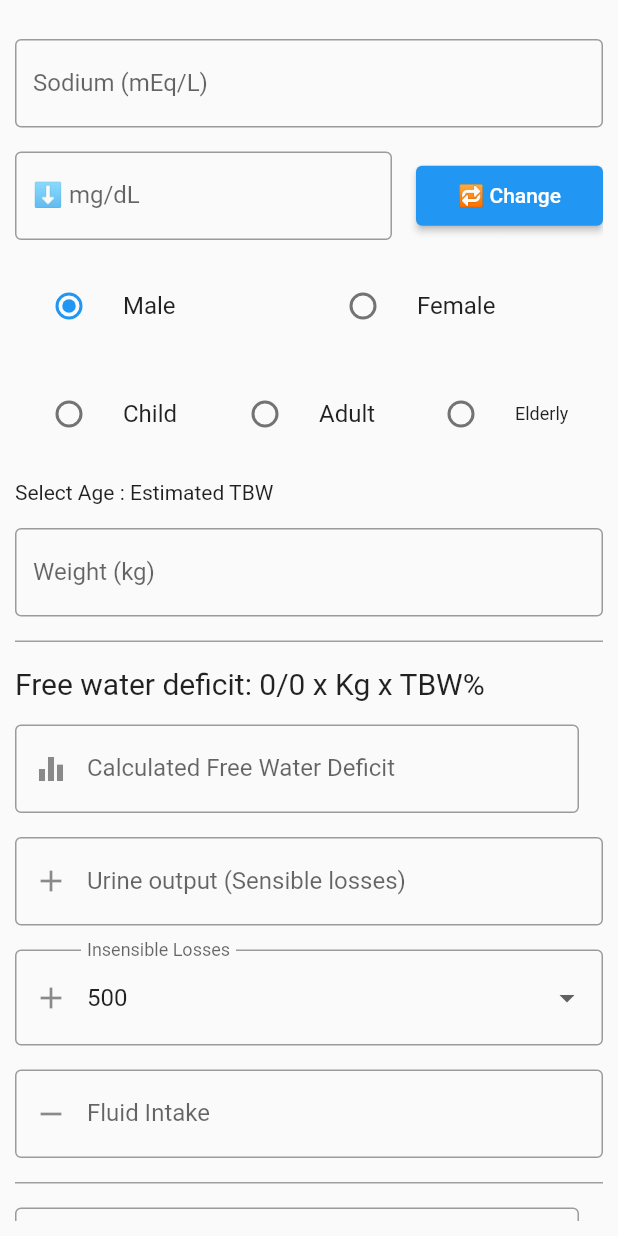
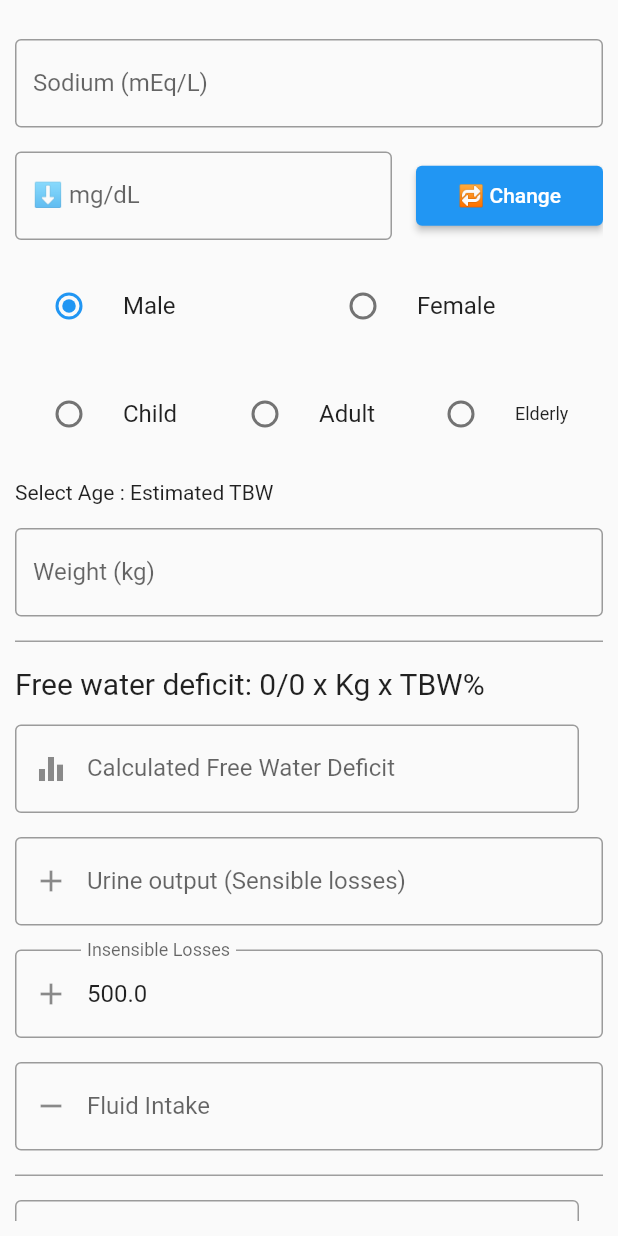
Before and after one commit to niccoreyes/IVFcalculator, a Flutter app: the screen it shows after launch, on a phone screen of 412 x 824 dp. Run offline on Flutter 3.47's test engine with Material 2 defaults, Android fonts, the phone set to English and light mode, and no system bars; our stand-ins replace liquid_progress_indicator.

Commit message:
updated confusing indicator and change insensible

```diff
--- a/lib/main.dart
+++ b/lib/main.dart
@@ -365,31 +365,47 @@ class _MyHomePageState extends State<MyHomePage> {
               }),
             ),
             const SizedBox(height: 16.0),
-            DropdownButtonFormField(
-                decoration: const InputDecoration(
-                    prefixIcon: Icon(Icons.add),
-                    labelText: "Insensible Losses",
-                    border: OutlineInputBorder()),
-                value: selectInsensible,
-                items: insensibleLosses
-                    .map((item) => DropdownMenuItem<String>(
-                        value: item,
-                        child: Text(
-                          item,
-                          style: const TextStyle(fontSize: 16),
-                        )))
-                    .toList(),
-                onChanged: (item) {
-                  setState(() {
-                    selectInsensible = item;
-                    if (selectInsensible != null) {
-                      try {
-                        insensibleVal = double.parse(selectInsensible!);
-                      } catch (e) {}
-                      totalSum();
-                    }
-                  });
-                }),
+            TextFormField(
+              decoration: const InputDecoration(
+                  border: OutlineInputBorder(),
+                  labelText: 'Insensible Losses',
+                  prefixIcon: Icon(Icons.add)),
+              keyboardType: TextInputType.number,
+              initialValue: insensibleVal == 0 ? "" : insensibleVal.toString(),
+              onChanged: (value) => setState(() {
+                try {
+                  insensibleVal = double.parse(value);
+                } catch (e) {
+                  insensibleVal = 0.00;
+                }
+                totalSum();
+              }),
+            ),
+            // DropdownButtonFormField(
+            //     decoration: const InputDecoration(
+            //         prefixIcon: Icon(Icons.add),
+            //         labelText: "Insensible Losses",
+            //         border: OutlineInputBorder()),
+            //     value: selectInsensible,
+            //     items: insensibleLosses
+            //         .map((item) => DropdownMenuItem<String>(
+            //             value: item,
+            //             child: Text(
+            //               item,
+            //               style: const TextStyle(fontSize: 16),
+            //             )))
+            //         .toList(),
+            //     onChanged: (item) {
+            //       setState(() {
+            //         selectInsensible = item;
+            //         if (selectInsensible != null) {
+            //           try {
+            //             insensibleVal = double.parse(selectInsensible!);
+            //           } catch (e) {}
+            //           totalSum();
+            //         }
+            //       });
+            //     }),
             const SizedBox(height: 16.0),
             //urine output
             TextFormField(
@@ -452,7 +468,7 @@ class _MyHomePageState extends State<MyHomePage> {
             Row(
               children: [
                 const Text(
-                  "FLUSH",
+                  "D5W",
                   style: TextStyle(fontSize: 20),
                 ),
                 Expanded(
@@ -492,7 +508,7 @@ class _MyHomePageState extends State<MyHomePage> {
                   ),
                 ),
                 const Text(
-                  "D5W",
+                  "FLUSH",
                   style: TextStyle(fontSize: 20),
                 ),
               ],
@@ -502,19 +518,19 @@ class _MyHomePageState extends State<MyHomePage> {
             Container(
               width: double.infinity,
               height: 35,
-              padding: EdgeInsets.symmetric(horizontal: 24.0),
+              padding: const EdgeInsets.symmetric(horizontal: 24.0),
               child: LiquidLinearProgressIndicator(
                 value: d5WvsPush, // Defaults to 0.5.
-                valueColor: AlwaysStoppedAnimation(Colors
+                valueColor: const AlwaysStoppedAnimation(Colors
                     .blue), // Defaults to the current Theme's accentColor.
-                backgroundColor: Color.fromARGB(255, 249, 255,
+                backgroundColor: const Color.fromARGB(255, 249, 255,
                     254), // Defaults to the current Theme's backgroundColor.
                 borderColor: Colors.blue,
                 borderWidth: 2.0,
                 borderRadius: 12.0,
                 direction: Axis
                     .horizontal, // The direction the liquid moves (Axis.vertical = bottom to top, Axis.horizontal = left to right). Defaults to Axis.horizontal.
-                center: Text("Flush ${(d5WvsPush * 100).toStringAsFixed(0)}%",
+                center: Text("D5W ${((d5WvsPush) * 100).toStringAsFixed(0)}%",
                     style:
                         const TextStyle(color: Colors.white, shadows: <Shadow>[
                       Shadow(
```
Also changed, not shown: pubspec.lock, 6 other files.
